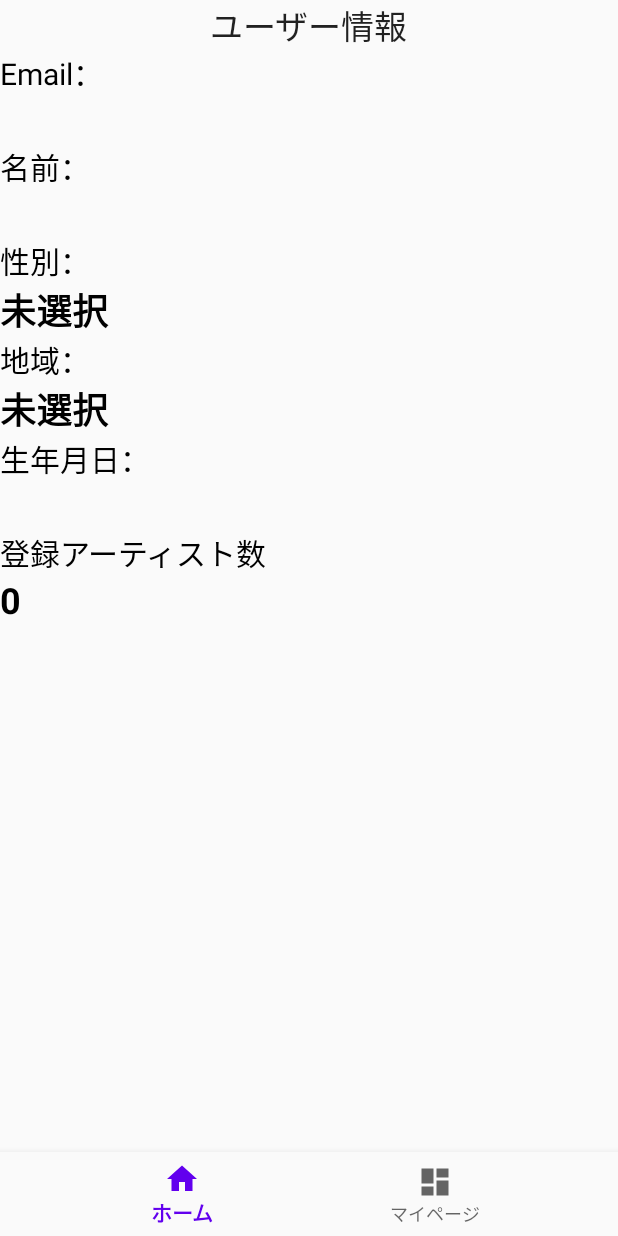
After one commit to hayashitoshiki/MusicDictionaryAndroid, an Android app: the MyPageUserFragment screen opened through its navigation route, on a phone screen of 412 x 824 dp. The commit adds this screen. Run offline under Robolectric (Android 15) with nearby library versions, the phone set to English and light mode, and no system bars; our stand-ins replace data binding, navigation-ui; network calls fail; 1 statement that could not run was skipped.

Commit message:
アカウント取得処理実装

```diff
--- a/app/src/main/java/com/example/musicdictionaryandroid/model/entity/User.kt
+++ b/app/src/main/java/com/example/musicdictionaryandroid/model/entity/User.kt
@@ -5,5 +5,6 @@ data class User (
     val name: String,
     val gender: Int,
     val area: Int,
-    val birthday: String
+    val birthday: String,
+    val artist_count: Int
 ) : java.io.Serializable
--- a/app/src/main/java/com/example/musicdictionaryandroid/model/repository/PreferenceRepositoryImp.kt
+++ b/app/src/main/java/com/example/musicdictionaryandroid/model/repository/PreferenceRepositoryImp.kt
@@ -19,47 +19,57 @@ object PreferenceRepositoryImp {
         // 地域
         AREA,
         // 生年月日
-        BIRTHDAY
+        BIRTHDAY,
+        // 登録数
+        FAVORITE
     }
 
-    fun setEmail(name: String) {
-        setString(Key.EMAIL, name)
+    fun setEmail(value: String) {
+        setString(Key.EMAIL, value)
     }
 
     fun getEmail() : String? {
         return getString(Key.EMAIL)
     }
 
-    fun setName(name: String) {
-        setString(Key.NAME, name)
+    fun setName(value: String) {
+        setString(Key.NAME, value)
     }
 
     fun getName() : String? {
         return getString(Key.NAME)
     }
 
-    fun setGender(gender: Int) {
-        setInt(Key.GENDER, gender)
+    fun setGender(value: Int) {
+        setInt(Key.GENDER, value)
     }
 
-    fun getGender() : String? {
-        return getString(Key.GENDER)
+    fun getGender() : Int {
+        return getInt(Key.GENDER)
     }
 
-    fun setArea(area: Int) {
-        setInt(Key.AREA, area)
+    fun setArea(value: Int) {
+        setInt(Key.AREA, value)
     }
 
-    fun getArea() : String? {
-        return getString(Key.AREA)
+    fun getArea() : Int {
+        return getInt(Key.AREA)
     }
 
-    fun setBirthday(name: String) {
-        setString(Key.BIRTHDAY, name)
+    fun setBirthday(value: Int) {
+        setInt(Key.BIRTHDAY, value)
     }
 
-    fun getBirthday() : String? {
-        return getString(Key.BIRTHDAY)
+    fun getBirthday() : Int {
+        return getInt(Key.BIRTHDAY)
+    }
+
+    fun setFavorite(value: Int) {
+        setInt(Key.FAVORITE, value)
+    }
+
+    fun getFavorite() : Int {
+        return getInt(Key.FAVORITE)
     }
 
     fun removeAll() {
@@ -68,6 +78,7 @@ object PreferenceRepositoryImp {
         remove(Key.BIRTHDAY)
         remove(Key.AREA)
         remove(Key.GENDER)
+        remove(Key.FAVORITE)
     }
 
     private fun setString(key: Key, value: String) {
@@ -88,6 +99,10 @@ object PreferenceRepositoryImp {
         editor.putInt(key.name, value)
         editor.apply()
     }
+    private fun getInt(key: Key, default: Int = 0) : Int {
+        val preferences = context.getSharedPreferences("mucisDictionary", Context.MODE_PRIVATE)
+        return preferences.getInt(key.name, default)
+    }
 
     private fun remove(key: Key) {
         val preferences = context.getSharedPreferences("mucisDictionary", Context.MODE_PRIVATE)
--- /dev/null
+++ b/app/src/main/java/com/example/musicdictionaryandroid/model/util/UserInfoChangeListUtil.kt
@@ -0,0 +1,43 @@
+package com.example.musicdictionaryandroid.model.util
+
+object UserInfoChangeListUtil {
+
+    fun changeGender(code: Int) : String {
+        return when(code) {
+            1 -> "男"
+            2 -> "女"
+            else -> "未選択"
+        }
+    }
+
+    fun changeArea(code: Int) : String {
+        return when(code) {
+            1 -> "東京"
+            2 -> "神奈川"
+            3 -> "千葉"
+            4 -> "静岡"
+            else -> "未選択"
+        }
+    }
+
+    fun getBirthday(code: Int) : String{
+        return when (code) {
+            1 -> "1996"
+            2 -> "1997"
+            3 -> "1998"
+            4 -> "1999"
+            5 -> "2000"
+            else -> ""
+        }
+    }
+    fun changeBirthdayString(code: String) : Int{
+        return when (code) {
+            "1996" -> 1
+            "1997" -> 2
+            "1998" -> 3
+            "1999" -> 4
+            "2000" -> 5
+            else -> 0
+        }
+    }
+}
--- a/app/src/main/java/com/example/musicdictionaryandroid/ui/login/SignInViewModel.kt
+++ b/app/src/main/java/com/example/musicdictionaryandroid/ui/login/SignInViewModel.kt
@@ -9,6 +9,7 @@ import com.example.musicdictionaryandroid.model.repository.FireBaseRepositoryImp
 import com.example.musicdictionaryandroid.model.repository.PreferenceRepositoryImp
 import com.example.musicdictionaryandroid.model.repository.UserRepositoryImp
 import com.example.musicdictionaryandroid.model.util.Status
+import com.example.musicdictionaryandroid.model.util.UserInfoChangeListUtil
 import kotlinx.coroutines.Dispatchers
 import kotlinx.coroutines.launch
 import kotlinx.coroutines.withContext
@@ -48,8 +49,9 @@ class SignInViewModel : ViewModel() {
                                     PreferenceRepositoryImp.setEmail(user.email)
                                     PreferenceRepositoryImp.setName(user.name)
                                     PreferenceRepositoryImp.setGender(user.gender)
-                                    PreferenceRepositoryImp.setBirthday(user.birthday)
+                                    PreferenceRepositoryImp.setBirthday(UserInfoChangeListUtil.changeBirthdayString(user.birthday))
                                     PreferenceRepositoryImp.setArea(user.area)
+                                    PreferenceRepositoryImp.setFavorite(user.artist_count)
                                 }
                                 status.value = Status.Success("success")
                             }
--- a/app/src/main/java/com/example/musicdictionaryandroid/ui/mypage/MyPageArtistViewModel.kt
+++ b/app/src/main/java/com/example/musicdictionaryandroid/ui/mypage/MyPageArtistViewModel.kt
@@ -7,6 +7,7 @@ import androidx.lifecycle.viewModelScope
 import com.example.musicdictionaryandroid.model.entity.ArtistsForm
 import com.example.musicdictionaryandroid.model.repository.ApiServerRepositoryImp
 import com.example.musicdictionaryandroid.model.repository.FireBaseRepositoryMock
+import com.example.musicdictionaryandroid.model.repository.PreferenceRepositoryImp
 import com.example.musicdictionaryandroid.model.util.Status
 import kotlinx.coroutines.*
 
@@ -20,7 +21,9 @@ class MyPageArtistViewModel : ViewModel() {
         status.value = Status.Loading
         val email = FireBaseRepositoryMock().getEmail()
         runCatching { withContext(Dispatchers.IO) { ApiServerRepositoryImp().getArtistsByEmail(email) } }
-            .onSuccess { status.value = Status.Success(it.body()) }
+            .onSuccess {
+                PreferenceRepositoryImp.setFavorite(it.body()!!.size)
+                status.value = Status.Success(it.body()) }
             .onFailure { status.value = Status.Failure(it) }
     }
 
@@ -32,6 +35,7 @@ class MyPageArtistViewModel : ViewModel() {
         runCatching { withContext(Dispatchers.IO) { ApiServerRepositoryImp().deleteArtist(artist.name, email) } }
             .onSuccess {
                 artistList.remove(artist)
+                PreferenceRepositoryImp.setFavorite(artistList.size)
                 status.value = Status.Success(artistList) }
             .onFailure { status.value = Status.Failure(it) }
     }
--- /dev/null
+++ b/app/src/main/java/com/example/musicdictionaryandroid/ui/mypage/MyPageUserFragment.kt
@@ -0,0 +1,34 @@
+package com.example.musicdictionaryandroid.ui.mypage
+
+import android.os.Bundle
+import android.view.LayoutInflater
+import android.view.View
+import android.view.ViewGroup
+import androidx.databinding.DataBindingUtil
+import androidx.fragment.app.Fragment
+import androidx.lifecycle.ViewModelProvider
+import com.example.musicdictionaryandroid.R
+import com.example.musicdictionaryandroid.databinding.FragmentMypageUserBinding
+
+class MyPageUserFragment : Fragment() {
+
+    private val viewModel: MyPageUserViewModel by lazy {
+        ViewModelProvider.NewInstanceFactory().create(MyPageUserViewModel::class.java)
+    }
+
+    override fun onCreateView(
+        inflater: LayoutInflater,
+        container: ViewGroup?,
+        savedInstanceState: Bundle?
+    ): View? {
+        val root: FragmentMypageUserBinding = DataBindingUtil.inflate(inflater, R.layout.fragment_mypage_user, container, false)
+        root.viewModel = viewModel
+        return root.root
+    }
+
+    override fun onActivityCreated(savedInstanceState: Bundle?) {
+        super.onActivityCreated(savedInstanceState)
+        viewModel.init()
+    }
+
+}
--- /dev/null
+++ b/app/src/main/java/com/example/musicdictionaryandroid/ui/mypage/MyPageUserViewModel.kt
@@ -0,0 +1,27 @@
+package com.example.musicdictionaryandroid.ui.mypage
+
+import androidx.lifecycle.MutableLiveData
+import androidx.lifecycle.ViewModel
+import com.example.musicdictionaryandroid.model.repository.PreferenceRepositoryImp
+import com.example.musicdictionaryandroid.model.util.UserInfoChangeListUtil
+
+class MyPageUserViewModel : ViewModel() {
+
+    val emailText = MutableLiveData<String>()
+    val nameText = MutableLiveData<String>()
+    val genderText = MutableLiveData<String>()
+    val areaText = MutableLiveData<String>()
+    val birthdayText = MutableLiveData<String>()
+    val favoriteText = MutableLiveData<String>()
+
+    fun init() {
+        emailText.value = PreferenceRepositoryImp.getEmail()
+        nameText.value = PreferenceRepositoryImp.getName()
+        genderText.value = UserInfoChangeListUtil.changeGender(PreferenceRepositoryImp.getGender())
+        areaText.value = UserInfoChangeListUtil.changeArea(PreferenceRepositoryImp.getArea())
+        birthdayText.value = UserInfoChangeListUtil.getBirthday(PreferenceRepositoryImp.getBirthday())
+        favoriteText.value = PreferenceRepositoryImp.getFavorite().toString()
+    }
+
+
+}
--- /dev/null
+++ b/app/src/main/res/layout/fragment_mypage_user.xml
@@ -0,0 +1,151 @@
+<?xml version="1.0" encoding="utf-8"?>
+<layout xmlns:app="http://schemas.android.com/apk/res-auto"
+    xmlns:android="http://schemas.android.com/apk/res/android">
+    <data>
+        <variable
+            name="viewModel"
+            type="com.example.musicdictionaryandroid.ui.mypage.MyPageUserViewModel" />
+    </data>
+    <androidx.constraintlayout.widget.ConstraintLayout
+        android:layout_width="match_parent"
+        android:layout_height="match_parent">
+
+        <TextView
+            android:id="@+id/new_user_text_view"
+            android:layout_width="wrap_content"
+            android:layout_height="wrap_content"
+            android:layout_centerHorizontal="true"
+            android:text="@string/mypage_user_title"
+            android:textAppearance="?android:attr/textAppearanceLarge"
+            app:layout_constraintBottom_toBottomOf="parent"
+            app:layout_constraintEnd_toEndOf="parent"
+            app:layout_constraintStart_toStartOf="parent"
+            app:layout_constraintTop_toTopOf="parent"
+            app:layout_constraintVertical_bias="0.0" />
+
+        <LinearLayout
+            android:orientation="vertical"
+            android:layout_width="match_parent"
+            android:layout_height="wrap_content"
+            android:layout_below="@+id/new_user_text_view"
+            app:layout_constraintBottom_toBottomOf="parent"
+            app:layout_constraintTop_toBottomOf="@+id/new_user_text_view"
+            app:layout_constraintVertical_bias="0.0">
+
+            <TextView
+                android:id="@+id/email_label"
+                android:layout_width="wrap_content"
+                android:layout_height="wrap_content"
+                android:gravity="center"
+                android:text="@string/sign_up_email_label"
+                android:textSize="@dimen/mypage_user_category_title"
+                android:textAppearance="?android:attr/textAppearanceMedium"
+                android:textColor="@android:color/black" />
+
+            <TextView
+                android:id="@+id/email_text"
+                android:layout_width="match_parent"
+                android:layout_height="wrap_content"
+                android:text="@={viewModel.emailText}"
+                android:textColor="@android:color/black"
+                android:textSize="@dimen/mypage_user_category_value"
+                android:textStyle="bold" />
+
+            <TextView
+                android:id="@+id/name_label"
+                android:layout_width="wrap_content"
+                android:layout_height="wrap_content"
+                android:gravity="center"
+                android:text="@string/sign_up_name_label"
+                android:textSize="@dimen/mypage_user_category_title"
+                android:textAppearance="?android:attr/textAppearanceMedium"
+                android:textColor="@android:color/black" />
+
+            <TextView
+                android:id="@+id/name_text"
+                android:layout_width="match_parent"
+                android:layout_height="wrap_content"
+                android:textStyle="bold"
+                android:textColor="@android:color/black"
+                android:textSize="@dimen/mypage_user_category_value"
+                android:text="@={viewModel.nameText}" />
+
+            <TextView
+                android:id="@+id/gender_label"
+                android:layout_width="wrap_content"
+                android:layout_height="wrap_content"
+                android:gravity="center"
+                android:text="@string/sign_up_gender_label"
+                android:textSize="@dimen/mypage_user_category_title"
+                android:textAppearance="?android:attr/textAppearanceMedium"
+                android:textColor="@android:color/black" />
+
+            <TextView
+                android:id="@+id/gender_text"
+                android:layout_width="match_parent"
+                android:layout_height="wrap_content"
+                android:textStyle="bold"
+                android:textColor="@android:color/black"
+                android:textSize="@dimen/mypage_user_category_value"
+                android:text="@={viewModel.genderText}" />
+
+            <TextView
+                android:id="@+id/area_label"
+                android:layout_width="wrap_content"
+                android:layout_height="wrap_content"
+                android:gravity="center"
+                android:text="@string/sign_up_area_label"
+                android:textSize="@dimen/mypage_user_category_title"
+                android:textAppearance="?android:attr/textAppearanceMedium"
+                android:textColor="@android:color/black" />
+
+            <TextView
+                android:id="@+id/area_text"
+                android:layout_width="match_parent"
+                android:layout_height="wrap_content"
+                android:textStyle="bold"
+                android:textColor="@android:color/black"
+                android:textSize="@dimen/mypage_user_category_value"
+                android:text="@={viewModel.areaText}" />
+
+            <TextView
+                android:id="@+id/birthday_label"
+                android:layout_width="wrap_content"
+                android:layout_height="wrap_content"
+                android:gravity="center"
+                android:text="@string/sign_up_birthday_label"
+                android:textSize="@dimen/mypage_user_category_title"
+                android:textAppearance="?android:attr/textAppearanceMedium"
+                android:textColor="@android:color/black" />
+
+            <TextView
+                android:id="@+id/birthday_text"
+                android:layout_width="match_parent"
+                android:layout_height="wrap_content"
+                android:textStyle="bold"
+                android:textColor="@android:color/black"
+                android:textSize="@dimen/mypage_user_category_value"
+                android:text="@={viewModel.birthdayText}" />
+
+            <TextView
+                android:id="@+id/favorite_label"
+                android:layout_width="wrap_content"
+                android:layout_height="wrap_content"
+                android:gravity="center"
+                android:text="@string/favorite_label"
+                android:textAppearance="?android:attr/textAppearanceMedium"
+                android:textColor="@android:color/black"
+                android:textSize="@dimen/mypage_user_category_title" />
+
+            <TextView
+                android:id="@+id/favorite_text"
+                android:layout_width="match_parent"
+                android:layout_height="wrap_content"
+                android:textStyle="bold"
+                android:textColor="@android:color/black"
+                android:textSize="@dimen/mypage_user_category_value"
+                android:text="@={viewModel.favoriteText}" />
+
+        </LinearLayout>
+    </androidx.constraintlayout.widget.ConstraintLayout>
+</layout>
--- a/app/src/main/res/navigation/mobile_navigation.xml
+++ b/app/src/main/res/navigation/mobile_navigation.xml
@@ -46,6 +46,9 @@
         <action
             android:id="@+id/action_navigation_mypage_to_my_page_artist"
             app:destination="@id/navigation_mypage_artist" />
+        <action
+            android:id="@+id/action_navigation_mypage_to_navigation_mypage_userinfo"
+            app:destination="@id/navigation_mypage_user" />
     </fragment>
 
     <fragment
@@ -69,5 +72,11 @@
             app:nullable="true" />
     </fragment>
 
+    <fragment
+        android:id="@+id/navigation_mypage_user"
+        android:name="com.example.musicdictionaryandroid.ui.mypage.MyPageUserFragment"
+        android:label="MyPageUserInfoFragment"
+        tools:layout="@layout/fragment_mypage_user"/>
+
 
 </navigation>
--- a/app/src/main/res/values/dimens.xml
+++ b/app/src/main/res/values/dimens.xml
@@ -5,4 +5,7 @@
 
     <dimen name="category_title">28dp</dimen>
     <dimen name="category_value">16dp</dimen>
+
+    <dimen name="mypage_user_category_title">20dp</dimen>
+    <dimen name="mypage_user_category_value">24dp</dimen>
 </resources>
--- a/app/src/main/res/values/strings.xml
+++ b/app/src/main/res/values/strings.xml
@@ -6,6 +6,7 @@
 
     <string name="app_title">Music Dictionary</string>
 
+    <!-- ログイン系画面-->
     <string name="sign_up_title">新規作成画面</string>
     <string name="sign_up_name_label">名前：</string>
     <string name="sign_up_email_label">Email：</string>
@@ -13,11 +14,15 @@
     <string name="sign_up_gender_label">性別：</string>
     <string name="sign_up_area_label">地域：</string>
     <string name="sign_up_birthday_label">生年月日：</string>
+    <string name="favorite_label">登録アーティスト数</string>
 
     <string name="category_button_name">カテゴリ検索</string>
     <string name="recommend_button_name">おすすめ</string>
 
+    <!-- 設定系画面-->
     <string name="mypage_title">設定</string>
+    <string name="mypage_user_title">ユーザー情報</string>
+    <string name="mypage_userinfo">アカウント情報</string>
     <string name="mypage_logout">ログアウト</string>
     <string name="mypage_artist_list_button">アーティスト一覧</string>
     <string name="mypage_artist_list_title">アーティスト一覧</string>
```
Also changed, not shown: app/src/main/java/com/example/musicdictionaryandroid/model/util/BirthdayList.kt (deleted, +0 -15 lines), app/src/main/java/com/example/musicdictionaryandroid/ui/login/SignUpViewModel.kt (+6 -5 lines), app/src/main/java/com/example/musicdictionaryandroid/ui/mypage/MyPageTopFragment.kt (+6 -1 lines), app/src/main/res/layout/fragment_mypage_top.xml (+14 -2 lines).
